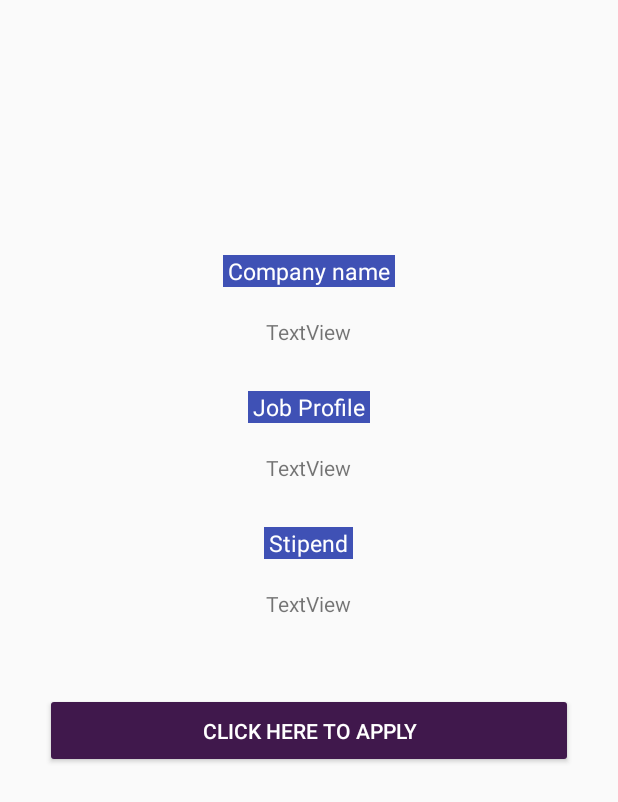
After one commit to ParasGautam26/Destination, an Android app: the layout activity_job_details.xml on its own in the app's theme, with its tools: preview values and no code run, on a phone screen of 412 x 824 dp. The commit adds this screen. Shown: the top 802 px of the screen. Run offline under Robolectric (Android 15) with nearby library versions, the phone set to English and light mode, and no system bars.

Commit message:
first commit

```diff
--- a/app/build.gradle
+++ b/app/build.gradle
@@ -1,4 +1,5 @@
 apply plugin: 'com.android.application'
+apply plugin: 'com.google.gms.google-services'
 
 android {
     compileSdkVersion 29
@@ -28,9 +29,12 @@ dependencies {
 
     implementation 'androidx.appcompat:appcompat:1.2.0'
     implementation 'androidx.constraintlayout:constraintlayout:2.0.2'
+    implementation 'com.google.firebase:firebase-database:19.3.1'
     testImplementation 'junit:junit:4.12'
     androidTestImplementation 'androidx.test.ext:junit:1.1.2'
     androidTestImplementation 'androidx.test.espresso:espresso-core:3.3.0'
     implementation 'androidx.recyclerview:recyclerview:1.1.0'
     implementation 'androidx.cardview:cardview:1.0.0'
+    implementation 'com.github.bumptech.glide:glide:4.11.0'
+    annotationProcessor 'com.github.bumptech.glide:compiler:4.11.0'
 }
--- a/app/src/main/AndroidManifest.xml
+++ b/app/src/main/AndroidManifest.xml
@@ -9,6 +9,7 @@
         android:roundIcon="@mipmap/ic_launcher_round"
         android:supportsRtl="true"
         android:theme="@style/AppTheme">
+        <activity android:name=".JobDetails"></activity>
         <activity android:name=".MainActivity">
             <intent-filter>
                 <action android:name="android.intent.action.MAIN" />
--- /dev/null
+++ b/app/src/main/res/layout/activity_job_details.xml
@@ -0,0 +1,82 @@
+<?xml version="1.0" encoding="utf-8"?>
+<LinearLayout xmlns:android="http://schemas.android.com/apk/res/android"
+    xmlns:app="http://schemas.android.com/apk/res-auto"
+    xmlns:tools="http://schemas.android.com/tools"
+    android:layout_width="match_parent"
+    android:layout_height="match_parent"
+    android:orientation="vertical"
+    tools:context=".JobDetails">
+    <LinearLayout
+        android:layout_width="match_parent"
+        android:layout_height="match_parent"
+        android:orientation="vertical"
+        android:gravity="center_horizontal"
+        >
+        <ImageView
+            android:id="@+id/display_image"
+            android:layout_marginTop="20dp"
+            android:layout_width="120dp"
+            android:layout_height="120dp"/>
+
+        <TextView
+            android:layout_width="wrap_content"
+            android:layout_height="wrap_content"
+            android:layout_marginTop="30dp"
+            android:background="#3F51B5"
+            android:text="@string/name"
+            android:textColor="#FFFFFF"
+            android:paddingLeft="3dp"
+            android:paddingRight="3dp"
+            android:textSize="15sp"/>
+    <TextView
+        android:id="@+id/nameText"
+        android:layout_width="wrap_content"
+        android:layout_height="wrap_content"
+        android:layout_marginTop="20dp"
+        android:text="TextView" />
+
+        <TextView
+            android:layout_width="wrap_content"
+            android:layout_height="wrap_content"
+            android:layout_marginTop="30dp"
+            android:background="#3F51B5"
+            android:text="@string/profile_names"
+            android:textSize="15sp"
+            android:textColor="#FFFFFF"
+            android:paddingLeft="3dp"
+            android:paddingRight="3dp"/>
+    <TextView
+        android:id="@+id/profileText"
+        android:layout_width="wrap_content"
+        android:layout_height="wrap_content"
+        android:layout_marginTop="20dp"
+        android:text="TextView" />
+        <TextView
+            android:layout_width="wrap_content"
+            android:layout_height="wrap_content"
+            android:layout_marginTop="30dp"
+            android:background="#3F51B5"
+            android:text="@string/salary"
+            android:textColor="#FFFFFF"
+            android:textSize="15sp"
+            android:paddingLeft="3dp"
+            android:paddingRight="3dp"/>
+    <TextView
+        android:id="@+id/descText"
+        android:layout_width="wrap_content"
+        android:layout_height="wrap_content"
+        android:layout_marginTop="20dp"
+        android:text="TextView" />
+
+        <Button
+            android:id="@+id/button"
+            android:layout_width="match_parent"
+            android:layout_height="50dp"
+            android:layout_marginLeft="30dp"
+            android:layout_marginTop="50dp"
+            android:layout_marginRight="30dp"
+            android:backgroundTint="#40184C"
+            android:text="@string/click_to_apply"
+            android:textColor="#FFFFFF"/>
+    </LinearLayout>
+</LinearLayout>
--- a/app/src/main/res/values/strings.xml
+++ b/app/src/main/res/values/strings.xml
@@ -1,5 +1,8 @@
 <resources>
     <string name="app_name">Destination</string>
-
     <string name="company">Company :</string>
+    <string name="name">Company name</string>
+    <string name="profile_names">Job Profile</string>
+    <string name="salary">Stipend</string>
+    <string name="click_to_apply">Click here to apply</string>
 </resources>
--- a/build.gradle
+++ b/build.gradle
@@ -9,6 +9,7 @@ buildscript {
     }
     dependencies {
         classpath 'com.android.tools.build:gradle:3.6.3'
+        classpath 'com.google.gms:google-services:4.3.3'
 
 
         // NOTE: Do not place your application dependencies here; they belong
@@ -20,7 +21,7 @@ allprojects {
     repositories {
         google()
         jcenter()
-
+        mavenCentral()
     }
 }
 
```
Also changed, not shown: app/src/main/java/com/example/destination/JobDetails.java (added, +57 -0 lines), app/src/main/java/com/example/destination/MainActivity.java (+57 -1 lines), app/src/main/java/com/example/destination/MainViewModel.java (added, +15 -0 lines), app/src/main/java/com/example/destination/MyAdapter.java (added, +81 -0 lines), app/src/main/res/layout/activity_main.xml (+2 -10 lines), app/src/main/res/layout/recylclerview_main.xml (+15 -24 lines), 1 other file.
